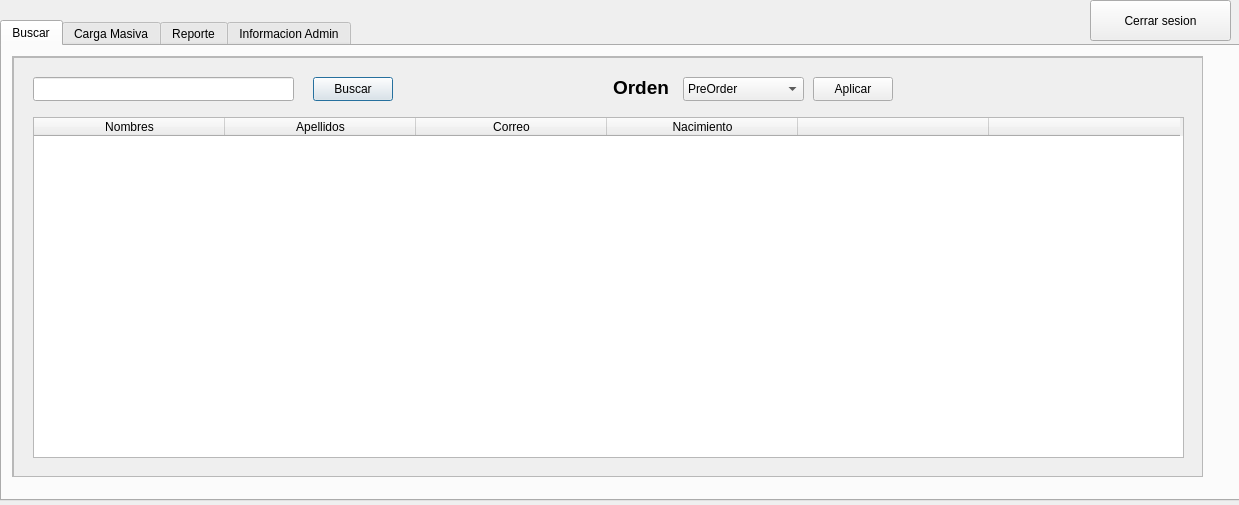
Qt form Fase2/main/Admin.ui (Kevin-alvarez1/PROYECTO_MULTIFASES_RED_SOCIAL) before a commit.
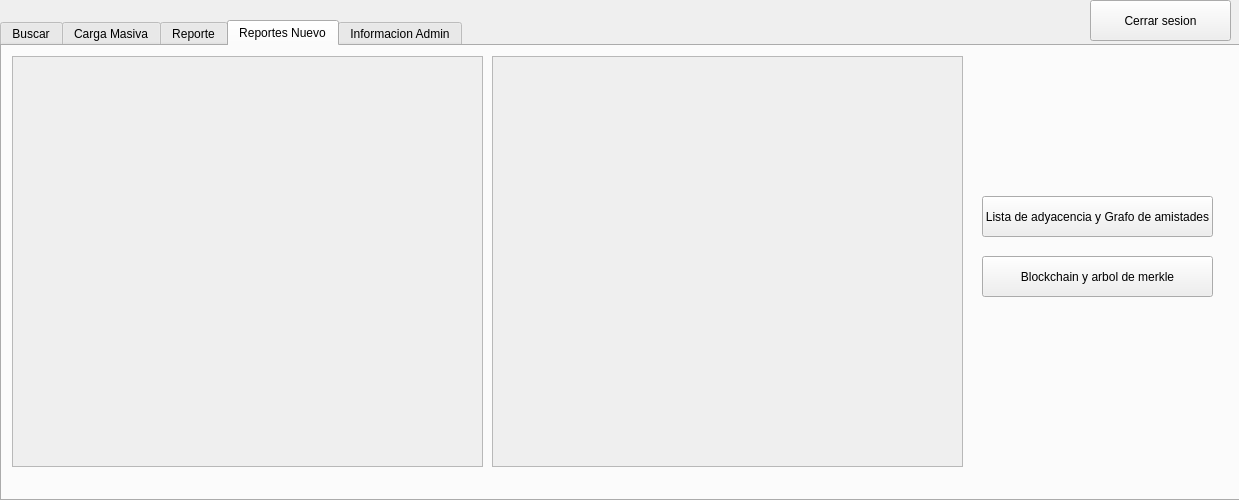
The same form after that commit.

Commit message: incorpore el grafo en lugar de matriz dispersa

Diff of the .ui file:
```diff
--- a/Fase2/main/Admin.ui
+++ b/Fase2/main/Admin.ui
@@ -7,7 +7,7 @@
     <x>0</x>
     <y>0</y>
     <width>1239</width>
-    <height>505</height>
+    <height>500</height>
    </rect>
   </property>
   <property name="windowTitle">
@@ -23,7 +23,7 @@
     </rect>
    </property>
    <property name="currentIndex">
-    <number>0</number>
+    <number>3</number>
    </property>
    <widget class="QWidget" name="tab">
     <attribute name="title">
@@ -498,6 +498,147 @@
      </widget>
     </widget>
    </widget>
+   <widget class="QWidget" name="tab_4">
+    <attribute name="title">
+     <string>Reportes Nuevo</string>
+    </attribute>
+    <widget class="QFrame" name="frame_8">
+     <property name="geometry">
+      <rect>
+       <x>10</x>
+       <y>10</y>
+       <width>471</width>
+       <height>411</height>
+      </rect>
+     </property>
+     <property name="frameShape">
+      <enum>QFrame::Shape::Box</enum>
+     </property>
+     <property name="frameShadow">
+      <enum>QFrame::Shadow::Raised</enum>
+     </property>
+     <widget class="QScrollArea" name="scrollArea_3">
+      <property name="geometry">
+       <rect>
+        <x>0</x>
+        <y>0</y>
+        <width>471</width>
+        <height>411</height>
+       </rect>
+      </property>
+      <property name="widgetResizable">
+       <bool>true</bool>
+      </property>
+      <widget class="QWidget" name="scrollAreaWidgetContents_3">
+       <property name="geometry">
+        <rect>
+         <x>0</x>
+         <y>0</y>
+         <width>469</width>
+         <height>409</height>
+        </rect>
+       </property>
+       <widget class="QLabel" name="ListaAdyacencia_label">
+        <property name="geometry">
+         <rect>
+          <x>0</x>
+          <y>0</y>
+          <width>471</width>
+          <height>411</height>
+         </rect>
+        </property>
+        <property name="contextMenuPolicy">
+         <enum>Qt::ContextMenuPolicy::DefaultContextMenu</enum>
+        </property>
+        <property name="frameShape">
+         <enum>QFrame::Shape::NoFrame</enum>
+        </property>
+        <property name="text">
+         <string/>
+        </property>
+       </widget>
+      </widget>
+     </widget>
+    </widget>
+    <widget class="QFrame" name="frame_9">
+     <property name="geometry">
+      <rect>
+       <x>490</x>
+       <y>10</y>
+       <width>471</width>
+       <height>411</height>
+      </rect>
+     </property>
+     <property name="frameShape">
+      <enum>QFrame::Shape::Box</enum>
+     </property>
+     <property name="frameShadow">
+      <enum>QFrame::Shadow::Raised</enum>
+     </property>
+     <widget class="QScrollArea" name="scrollArea_4">
+      <property name="geometry">
+       <rect>
+        <x>0</x>
+        <y>0</y>
+        <width>471</width>
+        <height>411</height>
+       </rect>
+      </property>
+      <property name="widgetResizable">
+       <bool>true</bool>
+      </property>
+      <widget class="QWidget" name="scrollAreaWidgetContents_4">
+       <property name="geometry">
+        <rect>
+         <x>0</x>
+         <y>0</y>
+         <width>469</width>
+         <height>409</height>
+        </rect>
+       </property>
+       <widget class="QLabel" name="Grafo_amistades_label">
+        <property name="geometry">
+         <rect>
+          <x>0</x>
+          <y>0</y>
+          <width>471</width>
+          <height>411</height>
+         </rect>
+        </property>
+        <property name="text">
+         <string/>
+        </property>
+       </widget>
+      </widget>
+     </widget>
+    </widget>
+    <widget class="QPushButton" name="listaAdyacencia_y_grafo_boton">
+     <property name="geometry">
+      <rect>
+       <x>980</x>
+       <y>150</y>
+       <width>231</width>
+       <height>41</height>
+      </rect>
+     </property>
+     <property name="text">
+      <string>Lista de adyacencia y Grafo de amistades</string>
+     </property>
+    </widget>
+    <widget class="QPushButton" name="blockChain_y_arbolMerkle">
+     <property name="geometry">
+      <rect>
+       <x>980</x>
+       <y>210</y>
+       <width>231</width>
+       <height>41</height>
+      </rect>
+     </property>
+     <property name="text">
+      <string>Blockchain y arbol de merkle</string>
+     </property>
+    </widget>
+   </widget>
    <widget class="QWidget" name="tab_3">
     <attribute name="title">
      <string>Informacion Admin</string>
```
The commit also changes 61 other files.
